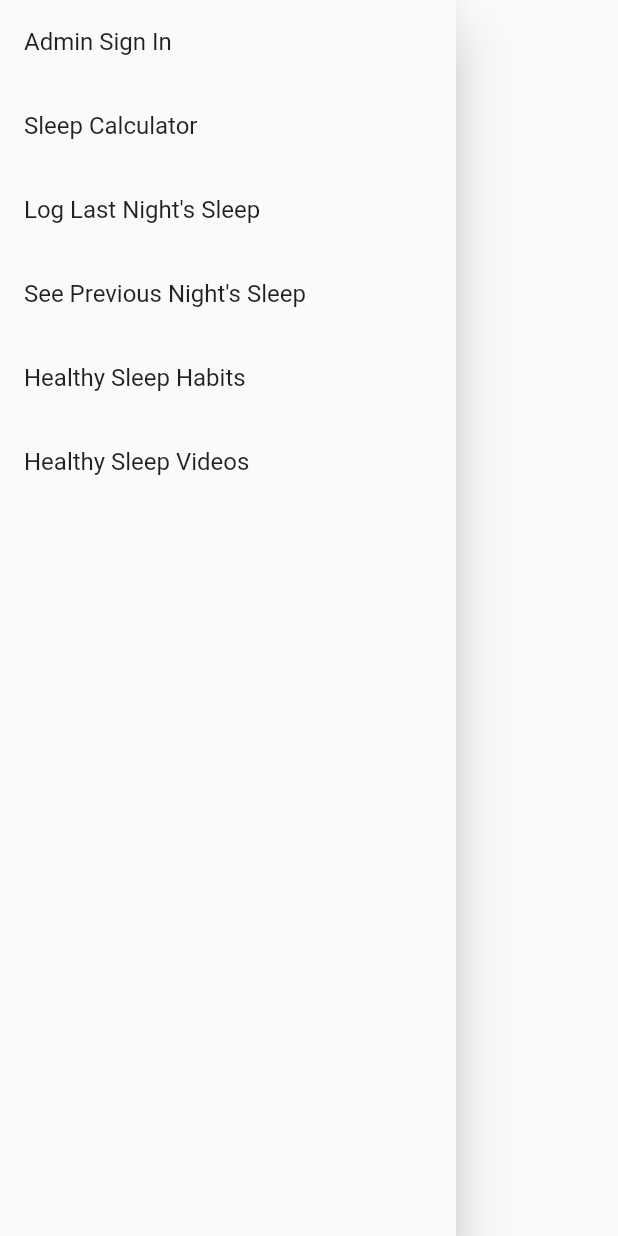
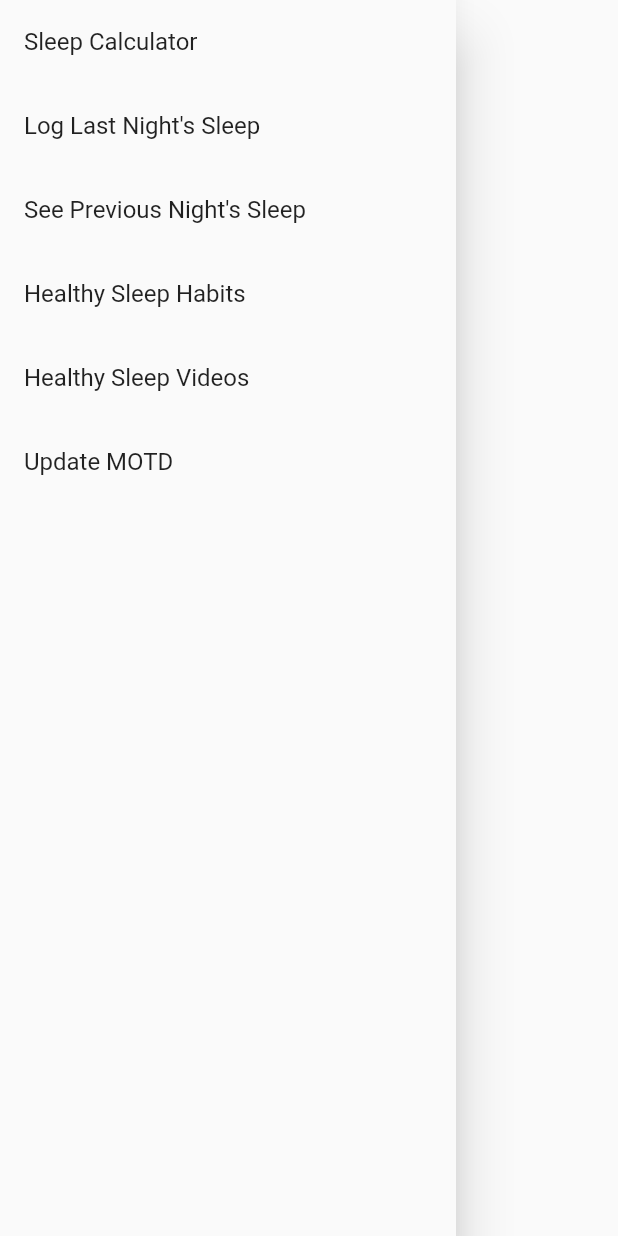
Before and after one commit to jakelang01/SweetDreams, a Flutter app: the HamburgerDir widget shown alone on an empty page, opened directly, on a phone screen of 412 x 824 dp. Run offline on Flutter 3.47's test engine with Material 2 defaults, Android fonts, the phone set to English and light mode, and no system bars; our stand-ins replace cloud_firestore, firebase_core, flutter_rating_bar, shared_preferences, youtube_player_flutter; accounts and stored records are empty.

Commit message:
Makes HamburgerDir a stateless widget, renames admin login button to update MOTD

```diff
--- a/lib/main.dart
+++ b/lib/main.dart
@@ -221,12 +221,7 @@ class _HealthyHabitsScreen extends State<HealthyHabitsScreen> {
   }
 }
 
-class HamburgerDir extends StatefulWidget {
-  _HamburgerDir createState() => _HamburgerDir();
-}
-
-class _HamburgerDir extends State<HamburgerDir> {
-
+class HamburgerDir extends StatelessWidget {
   TextEditingController username = TextEditingController();
   TextEditingController password = TextEditingController();
 
@@ -282,9 +277,6 @@ class _HamburgerDir extends State<HamburgerDir> {
     return Drawer(
       child: ListView(
         children: [
-          ListTile(title: Text('Admin Sign In'), onTap: (){
-            LoginBox(context);
-          }),
           ListTile(title: Text('Sleep Calculator'), onTap: (){
             Navigator.of(context).push(
                 MaterialPageRoute(
@@ -320,6 +312,9 @@ class _HamburgerDir extends State<HamburgerDir> {
                       return SleepVideosPage(title: 'videos', key: Key("videos"));
                     }));
           }),
+          ListTile(title: Text('Update MOTD'), onTap: (){
+            LoginBox(context);
+          }),
         ],
       ),
     );
```
